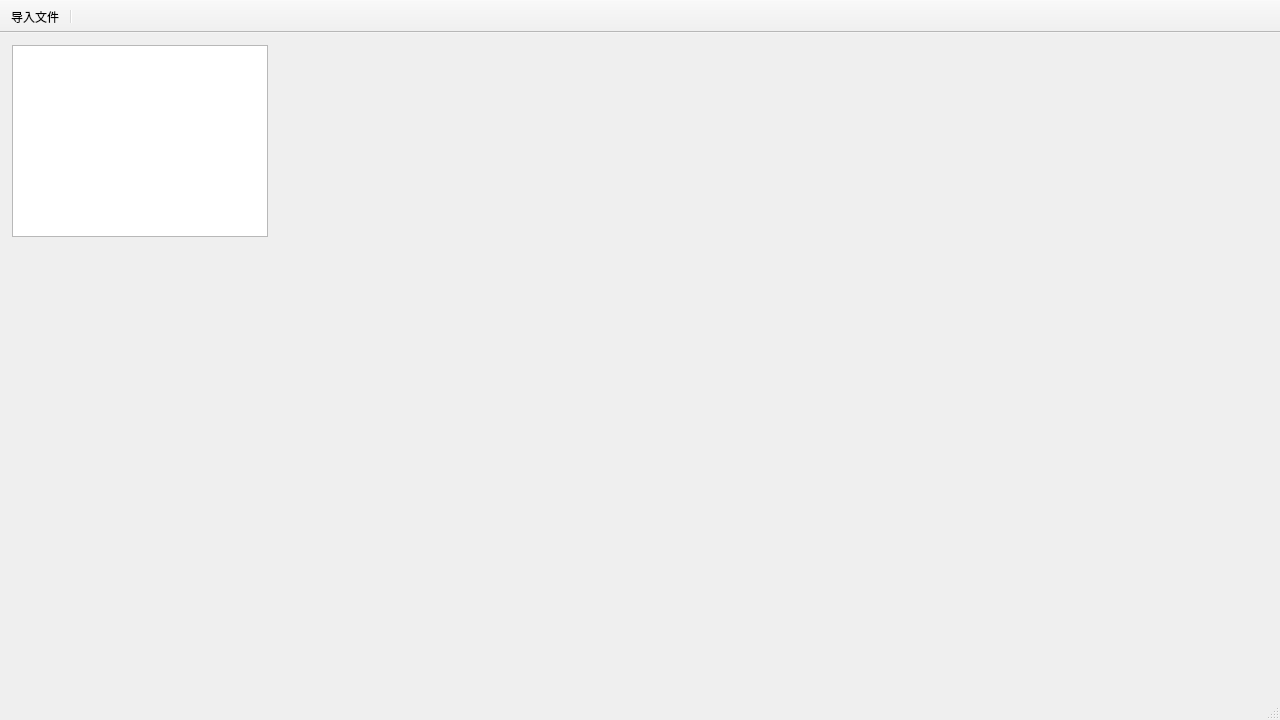
The window that IMDAP/mainwindow.ui (suxj22/IMDAP) describes before a commit, drawn with Qt 5.
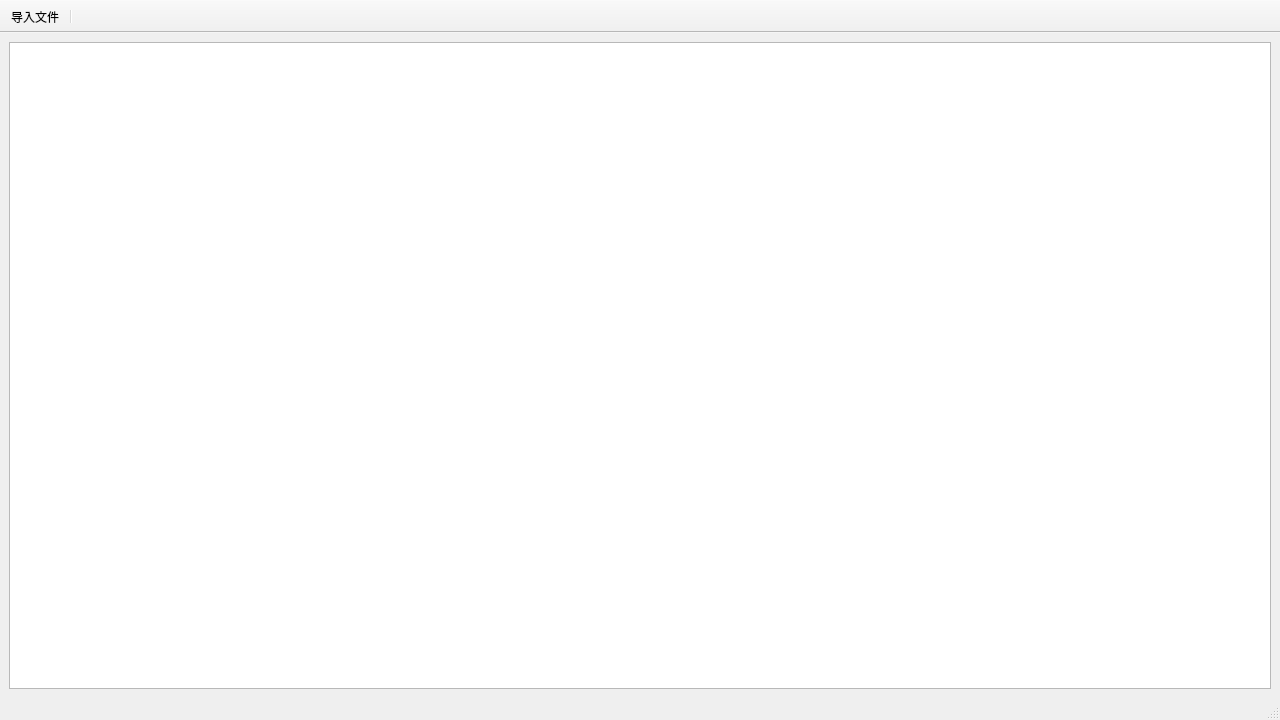
The same window after the commit. Icons and pictures are not drawn.

Commit message: 调整布局，测试Windows电脑上的表现

The edit to the form file:
```diff
--- a/IMDAP/mainwindow.ui
+++ b/IMDAP/mainwindow.ui
@@ -14,16 +14,11 @@
    <string>MainWindow</string>
   </property>
   <widget class="QWidget" name="centralwidget">
-   <widget class="QTableWidget" name="tableWidget">
-    <property name="geometry">
-     <rect>
-      <x>12</x>
-      <y>12</y>
-      <width>256</width>
-      <height>192</height>
-     </rect>
-    </property>
-   </widget>
+   <layout class="QGridLayout" name="gridLayout">
+    <item row="0" column="0">
+     <widget class="QTableWidget" name="tableWidget"/>
+    </item>
+   </layout>
   </widget>
   <widget class="QMenuBar" name="menubar">
    <property name="geometry">
```
The commit also changes 6 other files.
